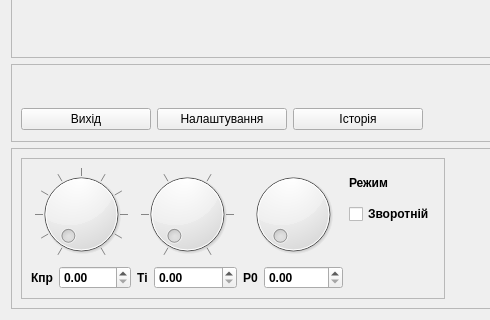
The window that panelReg/panelReg.ui (vanessaorgua/lib) describes before a commit, drawn with Qt 5; both pictures show x 0 to 490 and y 198 to 518 of the 932 by 518 pixel window.
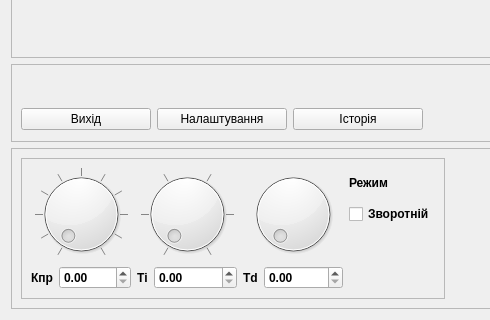
The same window after the commit. Icons and pictures are not drawn.

Commit message: змінено напис на панелі регулятора із P0 на Td

```diff
--- a/panelReg/panelReg.ui
+++ b/panelReg/panelReg.ui
@@ -1566,7 +1566,7 @@
             </font>
            </property>
            <property name="text">
-            <string>P0</string>
+            <string>Td</string>
            </property>
           </widget>
          </item>
```
